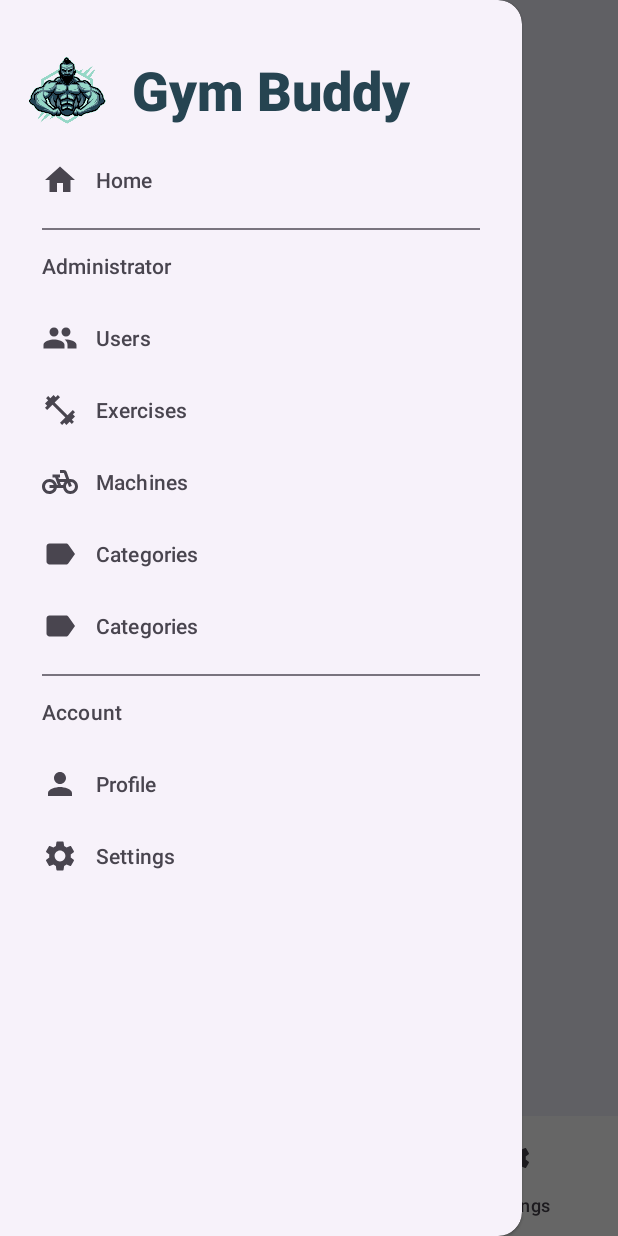
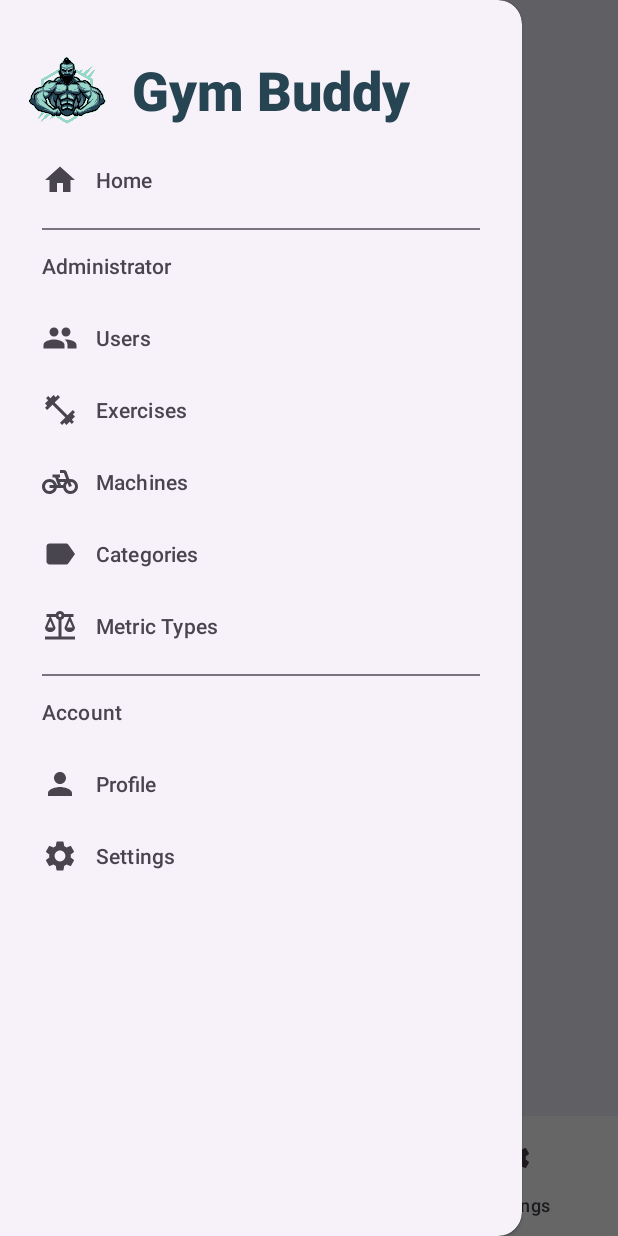
Before and after one commit to paulovareiro29/gym-buddy-android, an Android app: the MainActivity screen opened directly, with no data from a screen before it, with the side drawer open, on a phone screen of 412 x 824 dp. Run offline under Robolectric (Android 15) with nearby library versions, the phone set to English and light mode, and no system bars; 3 statements that could not run were skipped.

Commit message:
feat: implement create metric type

```diff
--- a/app/src/main/java/ipvc/gymbuddy/app/fragments/admin/metric/AdminMetricTypeOverviewFragment.kt
+++ b/app/src/main/java/ipvc/gymbuddy/app/fragments/admin/metric/AdminMetricTypeOverviewFragment.kt
@@ -27,7 +27,7 @@ class AdminMetricTypeOverviewFragment : BaseFragment<FragmentAdminMetricTypeOver
 
     override fun onViewCreated(view: View, savedInstanceState: Bundle?) {
         super.onViewCreated(view, savedInstanceState)
-        loadToolbar(getString(R.string.categories_overview))
+        loadToolbar(getString(R.string.metric_types_overview))
 
         recyclerView = view.findViewById(R.id.recycler_view)
         recyclerView.layoutManager = LinearLayoutManager(context)
@@ -41,7 +41,7 @@ class AdminMetricTypeOverviewFragment : BaseFragment<FragmentAdminMetricTypeOver
             }
         }
 
-        // binding.createMetricType.setOnClickListener { navController.navigate(R.id.admin_metricType_create_fragment) }
+        binding.createMetricType.setOnClickListener { navController.navigate(R.id.admin_metric_type_create_fragment) }
         binding.searchInput.editText?.addTextChangedListener { handleSearch(it.toString()) }
     }
 
--- /dev/null
+++ b/app/src/main/res/drawable/baseline_balance_24.xml
@@ -0,0 +1,5 @@
+<vector xmlns:android="http://schemas.android.com/apk/res/android" android:height="24dp" android:tint="#000000" android:viewportHeight="24" android:viewportWidth="24" android:width="24dp">
+
+    <path android:fillColor="@android:color/white" android:pathData="M13,7.83c0.85,-0.3 1.53,-0.98 1.83,-1.83H18l-3,7c0,1.66 1.57,3 3.5,3s3.5,-1.34 3.5,-3l-3,-7h2V4h-6.17C14.42,2.83 13.31,2 12,2S9.58,2.83 9.17,4L3,4v2h2l-3,7c0,1.66 1.57,3 3.5,3S9,14.66 9,13L6,6h3.17c0.3,0.85 0.98,1.53 1.83,1.83V19H2v2h20v-2h-9V7.83zM20.37,13h-3.74l1.87,-4.36L20.37,13zM7.37,13H3.63L5.5,8.64L7.37,13zM12,6c-0.55,0 -1,-0.45 -1,-1c0,-0.55 0.45,-1 1,-1s1,0.45 1,1C13,5.55 12.55,6 12,6z"/>
+
+</vector>
--- a/app/src/main/res/menu/admin_sidebar_menu.xml
+++ b/app/src/main/res/menu/admin_sidebar_menu.xml
@@ -27,8 +27,8 @@
                     android:title="@string/categories" />
                 <item
                     android:id="@+id/sidebar_item_admin_metric_types_overview"
-                    android:icon="@drawable/baseline_label_24"
-                    android:title="@string/categories" />
+                    android:icon="@drawable/baseline_balance_24"
+                    android:title="@string/metric_types" />
                 </group>
         </menu>
     </item>
--- a/app/src/main/res/navigation/admin_navigation.xml
+++ b/app/src/main/res/navigation/admin_navigation.xml
@@ -162,5 +162,13 @@
         android:id="@+id/admin_metric_types_overview_fragment"
         android:name="ipvc.gymbuddy.app.fragments.admin.metric.AdminMetricTypeOverviewFragment"
         android:label="fragment_admin_metric_type_overview"
-        tools:layout="@layout/fragment_admin_metric_type_overview" />
+        tools:layout="@layout/fragment_admin_metric_type_overview" >
+        <action
+            android:id="@+id/action_admin_metric_types_overview_fragment_to_admin_metric_type_create_fragment"
+            app:destination="@id/admin_metric_type_create_fragment" />
+    </fragment>
+    <fragment
+        android:id="@+id/admin_metric_type_create_fragment"
+        android:name="ipvc.gymbuddy.app.fragments.admin.metric.AdminMetricTypeCreateFragment"
+        android:label="AdminMetricTypeCreateFragment" />
 </navigation>
--- a/app/src/main/res/values/strings.xml
+++ b/app/src/main/res/values/strings.xml
@@ -119,4 +119,7 @@
     <string name="select_category">Select category</string>
     <string name="save_contract">Save contract</string>
     <string name="contracts">Contracts</string>
+    <string name="create_metric_type">Create Metric Type</string>
+    <string name="metric_types_overview">Metric Types Overview</string>
+    <string name="metric_types">Metric Types</string>
 </resources>
```
Also changed, not shown: app/src/main/java/ipvc/gymbuddy/app/datastore/MetricTypeDataStore.kt (+17 -0 lines), app/src/main/java/ipvc/gymbuddy/app/fragments/admin/metric/AdminMetricTypeCreateFragment.kt (added, +72 -0 lines), app/src/main/java/ipvc/gymbuddy/app/viewmodels/admin/metric/AdminMetricTypeCreateViewModel.kt (added, +14 -0 lines), app/src/main/res/layout/fragment_admin_metric_type_create.xml (added, +49 -0 lines), 1 other file.
